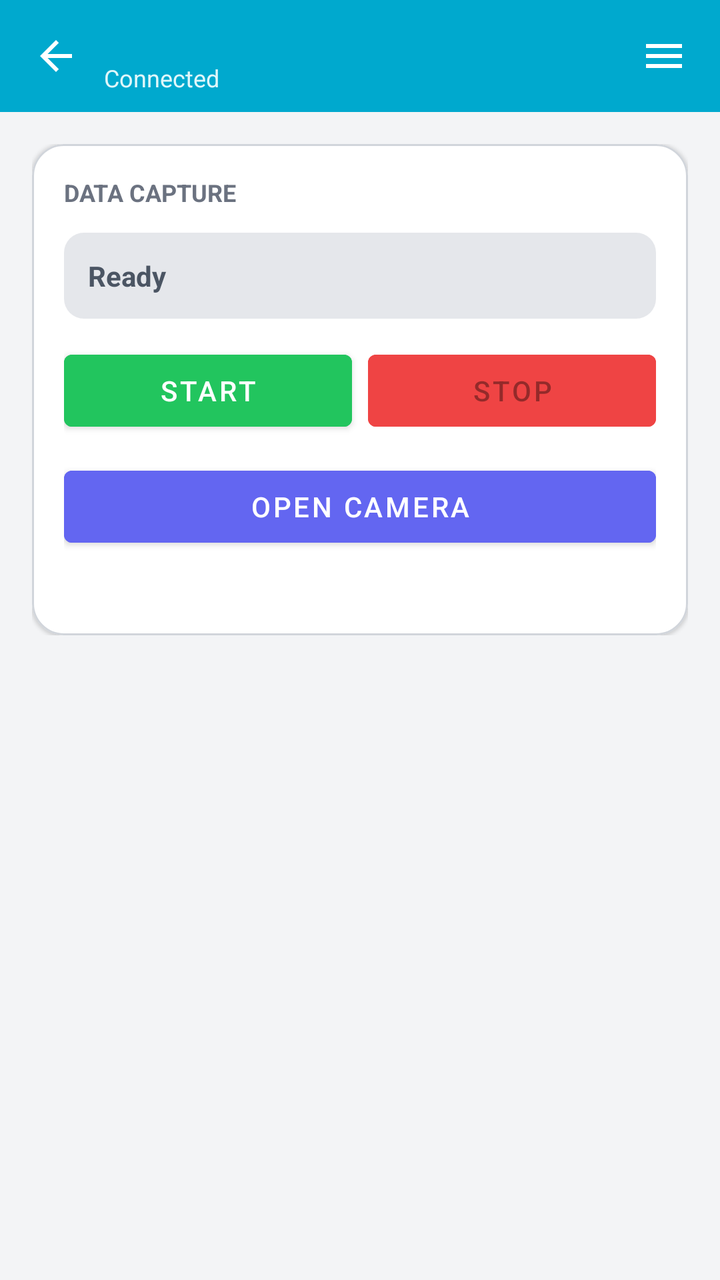
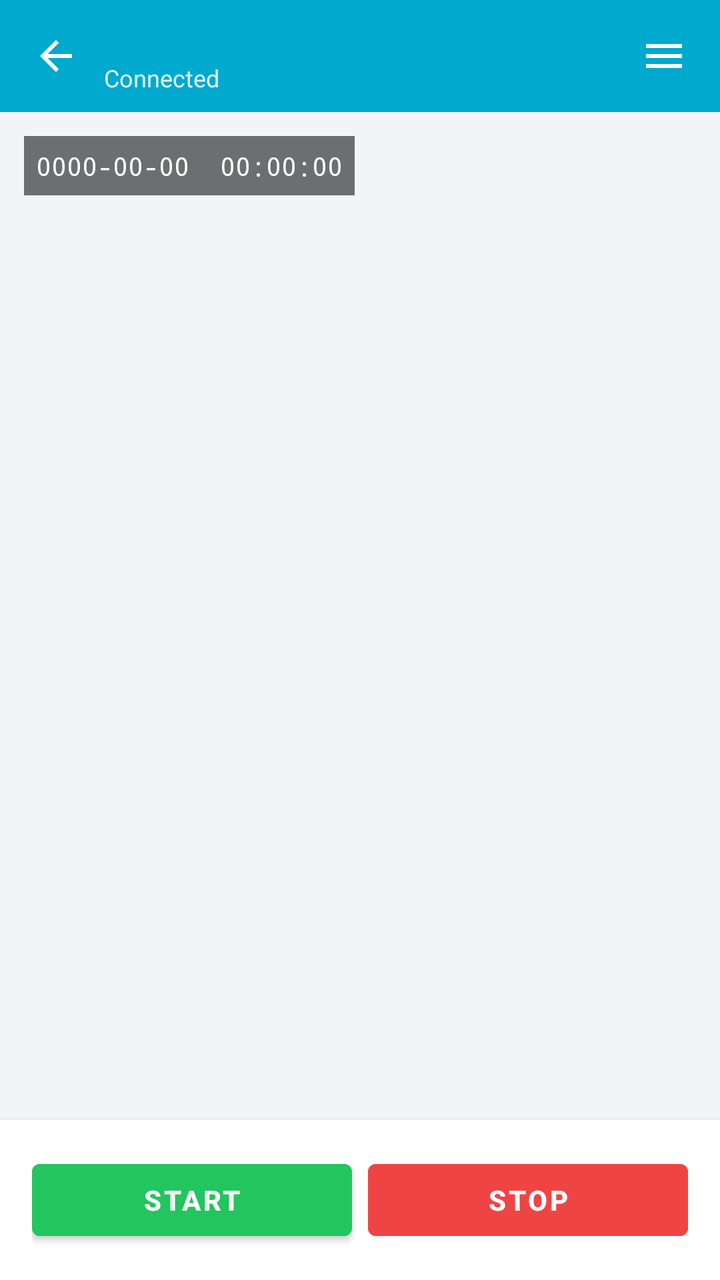

Before-and-after screenshots of an Android layout around one commit, followed by the original layout XML and the change that was made.
<!-- AndroidManifest.xml: application theme Theme.TagMobile -->
<!-- res/layout/activity_device.xml -->
<?xml version="1.0" encoding="utf-8"?>
<LinearLayout
    xmlns:android="http://schemas.android.com/apk/res/android"
    xmlns:app="http://schemas.android.com/apk/res-auto"
    android:layout_width="match_parent"
    android:layout_height="match_parent"
    android:orientation="vertical"
    android:background="#F3F4F6">

    <LinearLayout
        android:layout_width="match_parent"
        android:layout_height="56dp"
        android:background="#00A9CE"
        android:gravity="center_vertical"
        android:paddingHorizontal="4dp">

        <ImageButton
            android:id="@+id/backBtn"
            android:layout_width="48dp"
            android:layout_height="48dp"
            android:background="?attr/selectableItemBackgroundBorderless"
            android:src="@drawable/ic_back"
            android:contentDescription="Back" />

        <LinearLayout
            android:layout_width="0dp"
            android:layout_height="wrap_content"
            android:layout_weight="1"
            android:orientation="vertical">

            <TextView
                android:id="@+id/deviceTitle"
                android:layout_width="wrap_content"
                android:layout_height="wrap_content"
                android:textColor="@android:color/white"
                android:textStyle="bold"
                android:textSize="16sp" />

            <TextView
                android:layout_width="wrap_content"
                android:layout_height="wrap_content"
                android:text="@string/connected"
                android:textColor="#E0F7FA"
                android:textSize="12sp" />
        </LinearLayout>

        <ImageButton
            android:id="@+id/deviceMenuBtn"
            android:layout_width="48dp"
            android:layout_height="48dp"
            android:background="?attr/selectableItemBackgroundBorderless"
            android:src="@drawable/ic_menu"
            android:contentDescription="@string/disconnect" />
    </LinearLayout>

    <ScrollView
        android:layout_width="match_parent"
        android:layout_height="match_parent"
        android:padding="16dp">

        <LinearLayout
            android:layout_width="match_parent"
            android:layout_height="wrap_content"
            android:orientation="vertical">

            <com.google.android.material.card.MaterialCardView
                android:layout_width="match_parent"
                android:layout_height="wrap_content"
                app:cardCornerRadius="16dp"
                app:strokeColor="#D1D5DB"
                app:strokeWidth="1dp">

                <LinearLayout
                    android:layout_width="match_parent"
                    android:layout_height="wrap_content"
                    android:orientation="vertical"
                    android:padding="16dp">

                    <TextView
                        android:layout_width="wrap_content"
                        android:layout_height="wrap_content"
                        android:text="DATA CAPTURE"
                        android:textColor="#6B7280"
                        android:textStyle="bold"
                        android:textSize="12sp"
                        android:layout_marginBottom="12dp" />

                    <TextView
                        android:id="@+id/recordStatus"
                        android:layout_width="match_parent"
                        android:layout_height="wrap_content"
                        android:background="@drawable/bg_status_idle"
                        android:padding="12dp"
                        android:text="@string/status_ready"
                        android:textStyle="bold"
                        android:textColor="#4B5563"
                        android:layout_marginBottom="12dp" />

                    <LinearLayout
                        android:layout_width="match_parent"
                        android:layout_height="wrap_content"
                        android:orientation="horizontal">

                        <Button
                            android:id="@+id/startBtn"
                            android:layout_width="0dp"
                            android:layout_height="wrap_content"
                            android:layout_weight="1"
                            android:layout_marginEnd="8dp"
                            android:text="@string/start"
                            android:backgroundTint="#22C55E" />

                        <Button
                            android:id="@+id/stopBtn"
                            android:layout_width="0dp"
                            android:layout_height="wrap_content"
                            android:layout_weight="1"
                            android:text="@string/stop"
                            android:enabled="false"
                            android:backgroundTint="#EF4444" />
                    </LinearLayout>

                    <Button
                        android:id="@+id/saveBtn"
                        android:layout_width="match_parent"
                        android:layout_height="wrap_content"
                        android:layout_marginTop="10dp"
                        android:text="@string/save"
                        android:visibility="gone"
                        android:backgroundTint="#00A9CE" />

                    <Button
                        android:id="@+id/openCameraBtn"
                        android:layout_width="match_parent"
                        android:layout_height="wrap_content"
                        android:layout_marginTop="10dp"
                        android:text="@string/open_camera"
                        android:backgroundTint="#6366F1" />

                    <TextView
                        android:id="@+id/recordMeta"
                        android:layout_width="match_parent"
                        android:layout_height="wrap_content"
                        android:layout_marginTop="8dp"
                        android:textColor="#6B7280"
                        android:textSize="12sp" />
                </LinearLayout>
            </com.google.android.material.card.MaterialCardView>
        </LinearLayout>
    </ScrollView>
</LinearLayout>
<!-- resources referenced by this layout -->
<resources>
  <!-- drawable bg_status_idle (drawable) -->
  <?xml version="1.0" encoding="utf-8"?>
  <shape xmlns:android="http://schemas.android.com/apk/res/android"
      android:shape="rectangle">
      <solid android:color="#E5E7EB"/>
      <corners android:radius="10dp"/>
  </shape>
  <!-- drawable ic_back (drawable) -->
  <?xml version="1.0" encoding="utf-8"?>
  <vector xmlns:android="http://schemas.android.com/apk/res/android"
      android:width="24dp"
      android:height="24dp"
      android:viewportWidth="24"
      android:viewportHeight="24"
      android:tint="@android:color/white">
      <path
          android:fillColor="@android:color/white"
          android:pathData="M20,11H7.83l5.59,-5.59L12,4l-8,8 8,8 1.41,-1.41L7.83,13H20v-2z"/>
  </vector>
  <!-- drawable ic_menu (drawable) -->
  <?xml version="1.0" encoding="utf-8"?>
  <vector xmlns:android="http://schemas.android.com/apk/res/android"
      android:width="24dp"
      android:height="24dp"
      android:viewportWidth="24"
      android:viewportHeight="24"
      android:tint="@android:color/white">
      <path
          android:fillColor="@android:color/white"
          android:pathData="M3,6h18v2H3V6zM3,11h18v2H3v-2zM3,16h18v2H3v-2z"/>
  </vector>
  <string name="connected">Connected</string>
  <string name="disconnect">Disconnect</string>
  <string name="open_camera">Open Camera</string>
  <string name="save">Save</string>
  <string name="start">Start</string>
  <string name="status_ready">Ready</string>
  <string name="stop">Stop</string>
  <style name="Theme.TagMobile" parent="Theme.MaterialComponents.Light.NoActionBar">
          <item name="colorPrimary">#00A9CE</item>
          <item name="colorPrimaryVariant">#0093B5</item>
          <item name="colorOnPrimary">@android:color/white</item>
          <item name="android:statusBarColor">#00A9CE</item>
          <item name="android:navigationBarColor">@android:color/white</item>
      </style>
</resources>

<!-- the commit's change to res/layout/activity_device.xml (unified diff, before → after) -->
@@ -53,99 +53,62 @@
             android:contentDescription="@string/disconnect" />
     </LinearLayout>
 
-    <ScrollView
+    
+    <FrameLayout
         android:layout_width="match_parent"
-        android:layout_height="match_parent"
-        android:padding="16dp">
+        android:layout_height="0dp"
+        android:layout_weight="1">
 
-        <LinearLayout
+        <TextureView
+            android:id="@+id/cameraPreview"
             android:layout_width="match_parent"
+            android:layout_height="match_parent" />
+
+        
+        <TextView
+            android:id="@+id/timestampText"
+            android:layout_width="wrap_content"
             android:layout_height="wrap_content"
-            android:orientation="vertical">
+            android:layout_gravity="top|start"
+            android:layout_margin="12dp"
+            android:padding="6dp"
+            android:paddingHorizontal="10dp"
+            android:background="#8C000000"
+            android:textColor="#FFFFFF"
+            android:textSize="13sp"
+            android:fontFamily="monospace"
+            android:text="0000-00-00  00:00:00" />
+    </FrameLayout>
 
-            <com.google.android.material.card.MaterialCardView
-                android:layout_width="match_parent"
-                android:layout_height="wrap_content"
-                app:cardCornerRadius="16dp"
-                app:strokeColor="#D1D5DB"
-                app:strokeWidth="1dp">
+    
+    <LinearLayout
+        android:layout_width="match_parent"
+        android:layout_height="wrap_content"
+        android:orientation="horizontal"
+        android:padding="16dp"
+        android:background="#FFFFFF"
+        android:elevation="4dp">
 
-                <LinearLayout
-                    android:layout_width="match_parent"
-                    android:layout_height="wrap_content"
-                    android:orientation="vertical"
-                    android:padding="16dp">
+        <Button
+            android:id="@+id/startBtn"
+            android:layout_width="0dp"
+            android:layout_height="wrap_content"
+            android:layout_weight="1"
+            android:layout_marginEnd="8dp"
+            android:text="@string/start"
+            android:backgroundTint="#22C55E"
+            android:textColor="#FFFFFF"
+            android:textStyle="bold" />
 
-                    <TextView
-                        android:layout_width="wrap_content"
-                        android:layout_height="wrap_content"
-                        android:text="DATA CAPTURE"
-                        android:textColor="#6B7280"
-                        android:textStyle="bold"
-                        android:textSize="12sp"
-                        android:layout_marginBottom="12dp" />
-
-                    <TextView
-                        android:id="@+id/recordStatus"
-                        android:layout_width="match_parent"
-                        android:layout_height="wrap_content"
-                        android:background="@drawable/bg_status_idle"
-                        android:padding="12dp"
-                        android:text="@string/status_ready"
-                        android:textStyle="bold"
-                        android:textColor="#4B5563"
-                        android:layout_marginBottom="12dp" />
-
-                    <LinearLayout
-                        android:layout_width="match_parent"
-                        android:layout_height="wrap_content"
-                        android:orientation="horizontal">
-
-                        <Button
-                            android:id="@+id/startBtn"
-                            android:layout_width="0dp"
-                            android:layout_height="wrap_content"
-                            android:layout_weight="1"
-                            android:layout_marginEnd="8dp"
-                            android:text="@string/start"
-                            android:backgroundTint="#22C55E" />
-
-                        <Button
-                            android:id="@+id/stopBtn"
-                            android:layout_width="0dp"
-                            android:layout_height="wrap_content"
-                            android:layout_weight="1"
-                            android:text="@string/stop"
-                            android:enabled="false"
-                            android:backgroundTint="#EF4444" />
-                    </LinearLayout>
-
-                    <Button
-                        android:id="@+id/saveBtn"
-                        android:layout_width="match_parent"
-                        android:layout_height="wrap_content"
-                        android:layout_marginTop="10dp"
-                        android:text="@string/save"
-                        android:visibility="gone"
-                        android:backgroundTint="#00A9CE" />
-
-                    <Button
-                        android:id="@+id/openCameraBtn"
-                        android:layout_width="match_parent"
-                        android:layout_height="wrap_content"
-                        android:layout_marginTop="10dp"
-                        android:text="@string/open_camera"
-                        android:backgroundTint="#6366F1" />
-
-                    <TextView
-                        android:id="@+id/recordMeta"
-                        android:layout_width="match_parent"
-                        android:layout_height="wrap_content"
-                        android:layout_marginTop="8dp"
-                        android:textColor="#6B7280"
-                        android:textSize="12sp" />
-                </LinearLayout>
-            </com.google.android.material.card.MaterialCardView>
-        </LinearLayout>
-    </ScrollView>
+        <Button
+            android:id="@+id/stopBtn"
+            android:layout_width="0dp"
+            android:layout_height="wrap_content"
+            android:layout_weight="1"
+            android:text="@string/stop"
+            android:backgroundTint="#EF4444"
+            android:textColor="#FFFFFF"
+            android:textStyle="bold"
+            android:enabled="false" />
+    </LinearLayout>
 </LinearLayout>
<!-- resource entries referenced after the edit -->
@@ -1,12 +1,5 @@
 <!-- resources referenced by this layout -->
 <resources>
-  <!-- drawable bg_status_idle (drawable) -->
-  <?xml version="1.0" encoding="utf-8"?>
-  <shape xmlns:android="http://schemas.android.com/apk/res/android"
-      android:shape="rectangle">
-      <solid android:color="#E5E7EB"/>
-      <corners android:radius="10dp"/>
-  </shape>
   <!-- drawable ic_back (drawable) -->
   <?xml version="1.0" encoding="utf-8"?>
   <vector xmlns:android="http://schemas.android.com/apk/res/android"
@@ -33,10 +26,7 @@
   </vector>
   <string name="connected">Connected</string>
   <string name="disconnect">Disconnect</string>
-  <string name="open_camera">Open Camera</string>
-  <string name="save">Save</string>
   <string name="start">Start</string>
-  <string name="status_ready">Ready</string>
   <string name="stop">Stop</string>
   <style name="Theme.TagMobile" parent="Theme.MaterialComponents.Light.NoActionBar">
           <item name="colorPrimary">#00A9CE</item>
